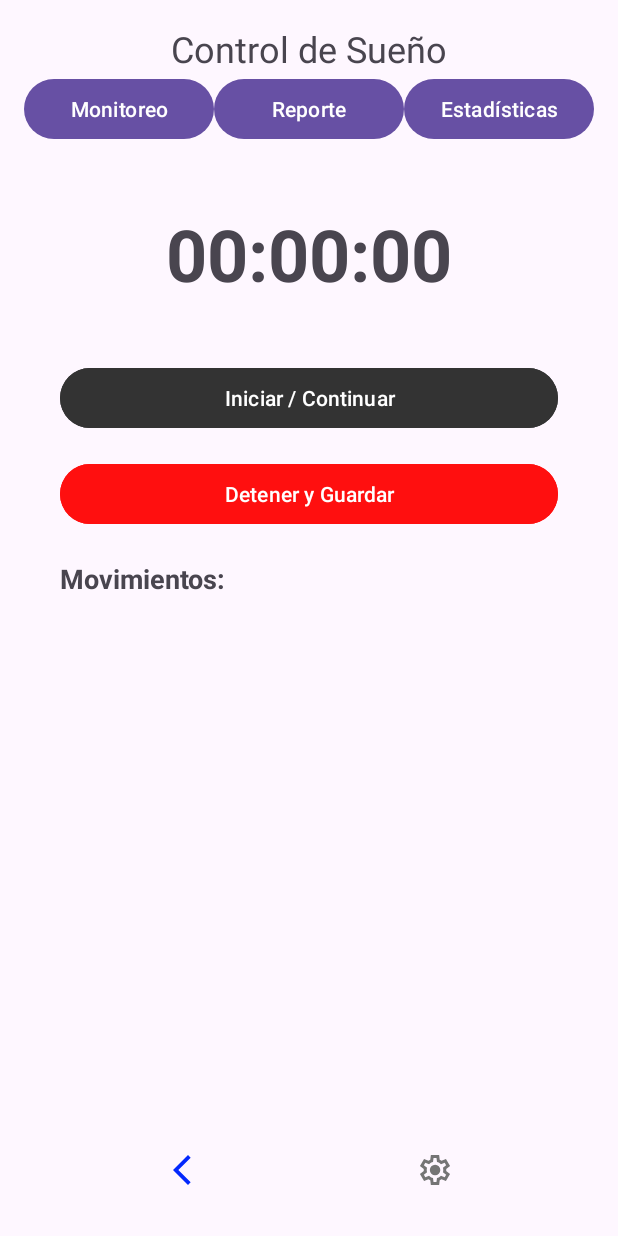
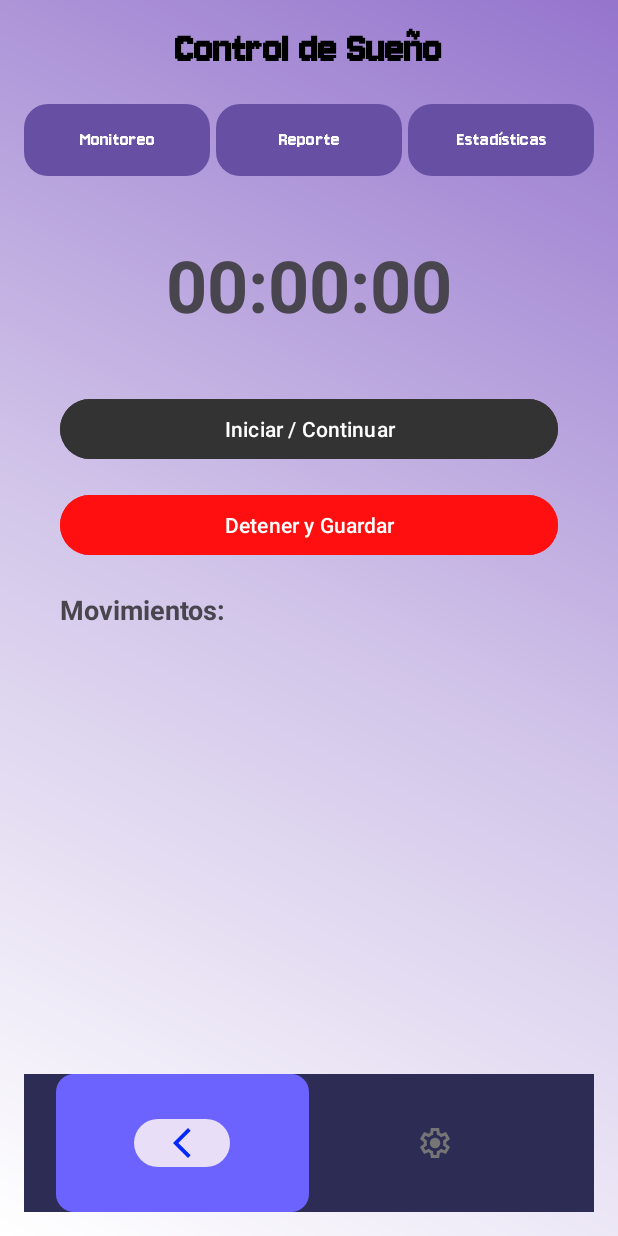
Before and after one commit to jorge140-mega/HipnoSue-o, an Android app built with Jetpack Compose: the screen it shows after launch (MainActivity), on a phone screen of 412 x 824 dp. Run offline under Robolectric (Android 15) with nearby library versions, the phone set to English and light mode, and no system bars.

Commit message:
USO DE GRADIENT EN EL ACTIVITY MENU, ADEMAS DE MODIFICAR, EL TAMANIO DEL NABVAR, TAMBIEN MEJORAS EN EL LOS BOTONES

```diff
--- /dev/null
+++ b/app/src/main/res/drawable/gradient.xml
@@ -0,0 +1,12 @@
+<?xml version="1.0" encoding="utf-8"?>
+<shape xmlns:android="http://schemas.android.com/apk/res/android"
+    android:shape="rectangle">
+
+    <gradient
+        android:startColor="#FFFFFF"
+        android:centerColor="#D1C4E9"
+    android:endColor="#9575CD"
+    android:angle="45"
+    android:type="linear" />
+
+</shape>
--- /dev/null
+++ b/app/src/main/res/drawable/nav_item_background.xml
@@ -0,0 +1,5 @@
+<?xml version="1.0" encoding="utf-8"?>
+<selector xmlns:android="http://schemas.android.com/apk/res/android">
+    <item android:drawable="@drawable/nav_item_selected" android:state_checked="true" />
+    <item android:drawable="@android:color/transparent" />
+</selector>
--- /dev/null
+++ b/app/src/main/res/drawable/nav_item_selected.xml
@@ -0,0 +1,6 @@
+<?xml version="1.0" encoding="utf-8"?>
+<shape xmlns:android="http://schemas.android.com/apk/res/android"
+    android:shape="rectangle">
+    <solid android:color="#6C63FF" />
+    <corners android:radius="12dp" />
+</shape>
--- /dev/null
+++ b/app/src/main/res/drawable/rounded_button.xml
@@ -0,0 +1,7 @@
+<?xml version="1.0" encoding="utf-8"?>
+<shape xmlns:android="http://schemas.android.com/apk/res/android"
+    android:shape="rectangle">
+    <solid android:color="?android:attr/colorPrimary" />
+    <corners android:radius="16dp" />
+    <padding android:left="16dp" android:right="16dp" />
+</shape>
--- a/app/src/main/res/layout/activity_menu.xml
+++ b/app/src/main/res/layout/activity_menu.xml
@@ -5,64 +5,86 @@
     android:layout_width="match_parent"
     android:layout_height="match_parent"
     android:orientation="vertical"
+    android:background="@drawable/gradient"
     android:padding="16dp">
 
     <!-- Título -->
     <TextView
+        android:id="@+id/tvTitle"
         android:layout_width="wrap_content"
         android:layout_height="wrap_content"
         android:text="Control de Sueño"
-        android:textSize="24sp"
-        android:layout_gravity="center_horizontal" />
+        android:textSize="30sp"
+        android:textStyle="bold"
+        android:layout_gravity="center_horizontal"
+        android:layout_marginBottom="20dp"
+        android:textColor="@android:color/black"
+        android:fontFamily="@font/jersey_regular"
+        />
 
     <!-- Botones tipo tabs -->
     <LinearLayout
         android:layout_width="match_parent"
         android:layout_height="wrap_content"
         android:orientation="horizontal"
-        android:gravity="center">
+        android:gravity="center"
+        android:layout_marginBottom="8dp">
 
         <Button
             android:id="@+id/btnMonitor"
             android:text="Monitoreo"
             android:layout_weight="1"
             android:layout_width="0dp"
-            android:layout_height="wrap_content" />
+            android:layout_height="wrap_content"
+            android:backgroundTint="@color/hipnos_primary"
+            android:textColor="@android:color/white"
+            android:layout_marginEnd="4dp"
+            android:fontFamily="@font/jersey_regular"
+            android:background="@drawable/rounded_button" />
 
         <Button
             android:id="@+id/btnReport"
             android:text="Reporte"
             android:layout_weight="1"
             android:layout_width="0dp"
-            android:layout_height="wrap_content" />
+            android:layout_height="wrap_content"
+            android:backgroundTint="@color/hipnos_secondary"
+            android:textColor="@android:color/white"
+            android:layout_marginEnd="4dp"
+            android:fontFamily="@font/jersey_regular"
+            android:background="@drawable/rounded_button" />
 
         <Button
             android:id="@+id/btnStats"
             android:text="Estadísticas"
             android:layout_weight="1"
             android:layout_width="0dp"
-            android:layout_height="wrap_content" />
+            android:layout_height="wrap_content"
+            android:backgroundTint="@color/hipnos_accent"
+            android:textColor="@android:color/white"
+            android:fontFamily="@font/jersey_regular"
+            android:background="@drawable/rounded_button" />
     </LinearLayout>
 
     <!-- Contenedor para fragments -->
     <FrameLayout
         android:id="@+id/fragmentContainer"
         android:layout_width="match_parent"
-        android:layout_height="0dp"
+        android:layout_height="537dp"
+        android:layout_marginTop="8dp"
         android:layout_weight="1"
-        android:layout_marginTop="16dp" />
+        android:background="@android:color/transparent" />
 
     <!-- Bottom Navigation -->
     <com.google.android.material.bottomnavigation.BottomNavigationView
         android:id="@+id/bottomNavigation"
-        style="@style/BottomNavigationTheme"
         android:layout_width="match_parent"
-        android:layout_height="wrap_content"
+        android:layout_height="92dp"
         android:layout_gravity="bottom"
-        android:background="@android:color/transparent"
-        app:elevation="0dp"
-        app:itemBackground="@android:color/transparent"
+        android:background="@color/hipnos_bottom"
+        app:itemBackground="@drawable/nav_item_background"
         app:itemIconTint="@drawable/nav_item_color_state"
+        app:itemRippleColor="@color/hipnos_accent"
         app:labelVisibilityMode="unlabeled"
         app:menu="@menu/bottom_nav_menu" />
 </LinearLayout>
--- a/app/src/main/res/values/colors.xml
+++ b/app/src/main/res/values/colors.xml
@@ -22,4 +22,9 @@
     <color name="on_background">#000000</color>
     <color name="on_surface">#000000</color>
     <color name="on_surface_variant">#757575</color>
+    <color name="hipnos_primary">#6C63FF</color>
+    <color name="hipnos_secondary">#A26EFF</color>
+    <color name="hipnos_accent">#B388FF</color>
+    <color name="hipnos_bottom">#2C2C54</color>
+
 </resources>
```
